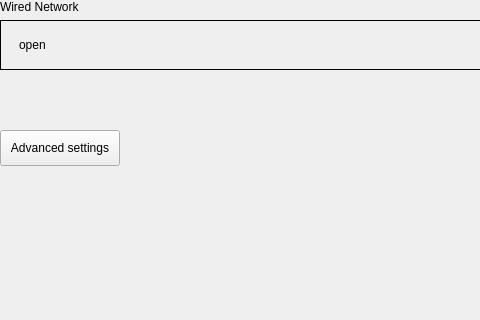
ukui/ukui-control-center, file plugins/network/netconnect/netconnect.ui: the form before one commit; both pictures show x 0 to 480 and y 0 to 320 of the 885 by 700 pixel window.
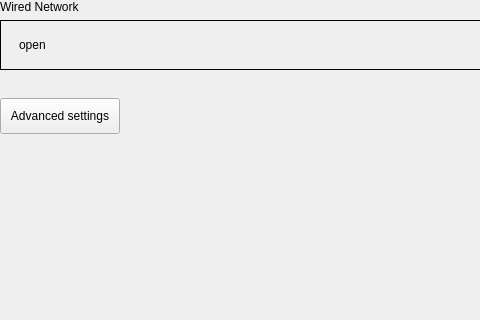
The form after the commit. Custom widgets are drawn as their Qt base class.

What changed in the file:
```diff
--- a/plugins/network/netconnect/netconnect.ui
+++ b/plugins/network/netconnect/netconnect.ui
@@ -130,22 +130,6 @@
      </item>
     </layout>
    </item>
-   <item>
-    <spacer name="verticalSpacer">
-     <property name="orientation">
-      <enum>Qt::Vertical</enum>
-     </property>
-     <property name="sizeType">
-      <enum>QSizePolicy::Fixed</enum>
-     </property>
-     <property name="sizeHint" stdset="0">
-      <size>
-       <width>20</width>
-       <height>32</height>
-      </size>
-     </property>
-    </spacer>
-   </item>
    <item>
     <layout class="QVBoxLayout" name="verticalLayout">
      <property name="spacing">
```
